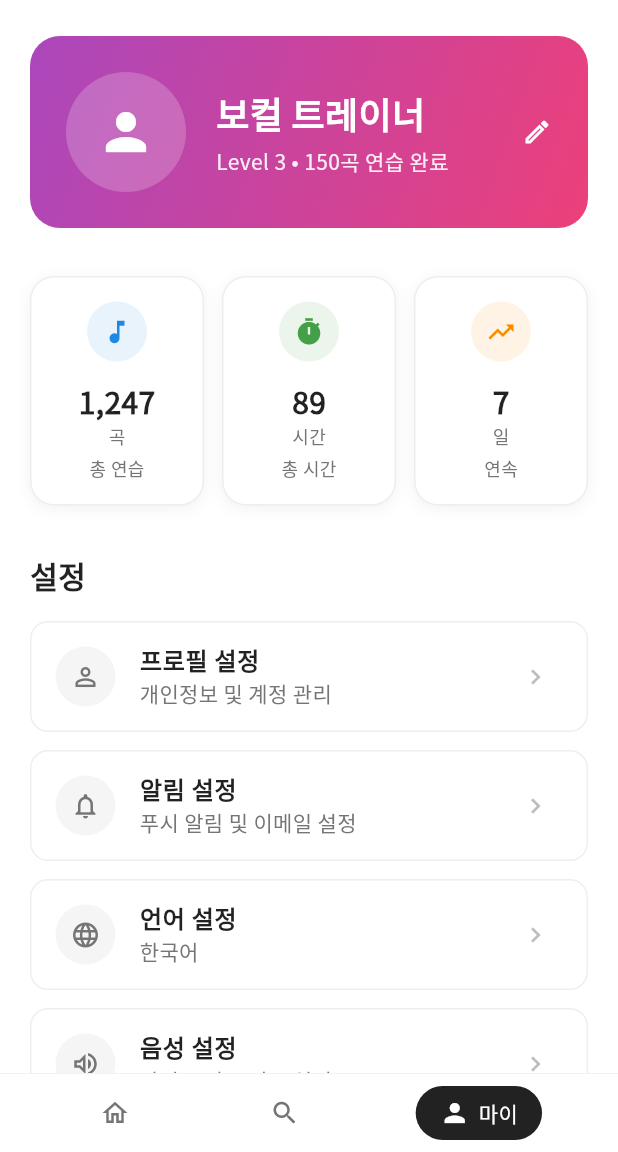
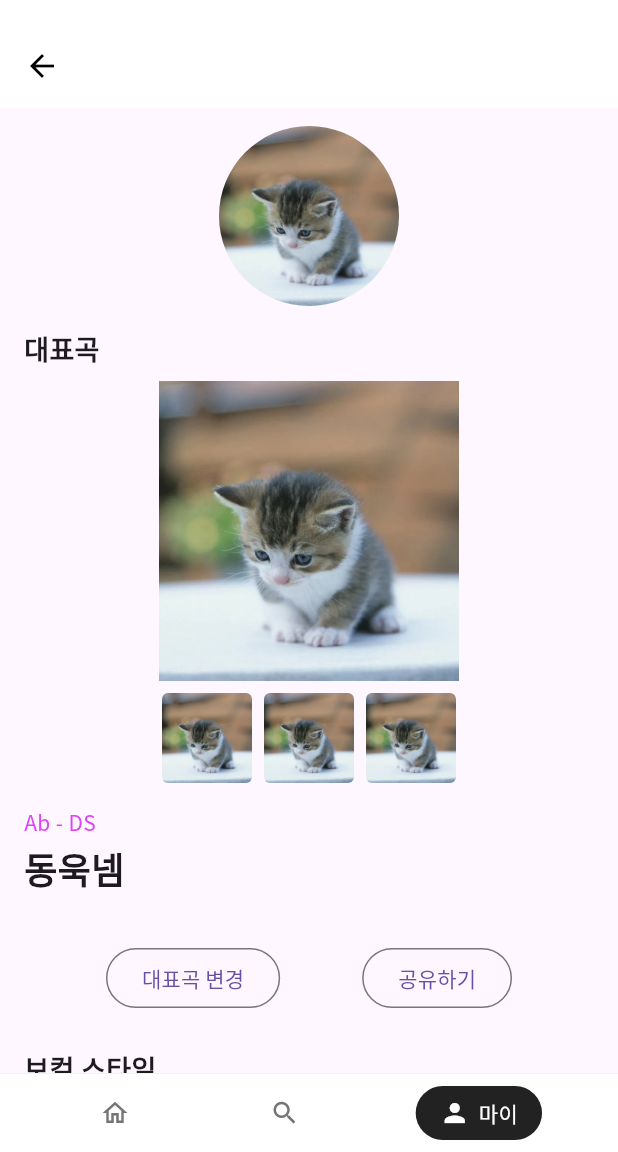
Before and after one commit to kennyHyunSeokCho/VoiceTrainAI, a Flutter app: the screen it shows after launch, after a tap on "Login", after a tap on the "person outline" icon, on a phone screen of 412 x 824 dp, the part 84-1236 px from its top. Run offline on Flutter 3.47's test engine with Material 3 defaults, Android fonts, the phone set to English and light mode, and no system bars; our stand-ins replace audioplayers, flutter_svg, google_fonts, permission_handler; missing offline and left inert: dart:html, record.

```diff
--- /dev/null
+++ b/frontend/devtools_options.yaml
@@ -0,0 +1,3 @@
+description: This file stores settings for Dart & Flutter DevTools.
+documentation: https://docs.flutter.dev/tools/devtools/extensions#configure-extension-enablement-states
+extensions:
--- a/frontend/flutter/lib/pages/home.dart
+++ b/frontend/flutter/lib/pages/home.dart
@@ -42,10 +42,7 @@ class HomePage extends StatelessWidget {
               gradient: LinearGradient(
                 begin: Alignment.topLeft,
                 end: Alignment.bottomRight,
-                colors: [
-                  Colors.purple[400]!,
-                  Colors.pink[400]!,
-                ],
+                colors: [Colors.purple[400]!, Colors.pink[400]!],
               ),
             ),
             child: Stack(
@@ -117,7 +114,7 @@ class HomePage extends StatelessWidget {
           ),
           const SizedBox(height: 12),
           SizedBox(
-            height: 140,
+            height: 170,
             child: ListView(
               scrollDirection: Axis.horizontal,
               children: [
@@ -177,7 +174,7 @@ class HomePage extends StatelessWidget {
           ),
           const SizedBox(height: 12),
           SizedBox(
-            height: 200,
+            height: 220, // 넉넉하게! (새로운 곡과 동일)
             child: ListView(
               scrollDirection: Axis.horizontal,
               children: [
@@ -276,7 +273,9 @@ class HomePage extends StatelessWidget {
                 LinearProgressIndicator(
                   value: 0.85,
                   backgroundColor: Colors.grey[300],
-                  valueColor: AlwaysStoppedAnimation<Color>(Colors.purple[600]!),
+                  valueColor: AlwaysStoppedAnimation<Color>(
+                    Colors.purple[600]!,
+                  ),
                 ),
               ],
             ),
@@ -308,7 +307,7 @@ class HomePage extends StatelessWidget {
           ),
           const SizedBox(height: 12),
           SizedBox(
-            height: 200,
+            height: 220, // 넉넉하게!
             child: ListView(
               scrollDirection: Axis.horizontal,
               children: [
@@ -379,11 +378,7 @@ class LevelCard extends StatelessWidget {
                 color: iconColor.withOpacity(0.1),
                 borderRadius: BorderRadius.circular(20),
               ),
-              child: Icon(
-                Icons.music_note,
-                color: iconColor,
-                size: 20,
-              ),
+              child: Icon(Icons.music_note, color: iconColor, size: 20),
             ),
             SizedBox(height: 12),
             Text(
@@ -397,10 +392,7 @@ class LevelCard extends StatelessWidget {
             SizedBox(height: 4),
             Text(
               subtitle,
-              style: TextStyle(
-                fontSize: 12,
-                color: Colors.grey[600],
-              ),
+              style: TextStyle(fontSize: 12, color: Colors.grey[600]),
             ),
             Spacer(),
             Row(
--- a/frontend/flutter/lib/pages/mypage.dart
+++ b/frontend/flutter/lib/pages/mypage.dart
@@ -1,336 +1,250 @@
 import 'package:flutter/material.dart';
 
 class MyPage extends StatelessWidget {
+  const MyPage({super.key});
+
   @override
   Widget build(BuildContext context) {
-    return SingleChildScrollView(
-      padding: EdgeInsets.symmetric(horizontal: 20),
+    return Scaffold(
+      appBar: AppBar(
+        leading: BackButton(color: Colors.black),
+        backgroundColor: Colors.white,
+        elevation: 0,
+      ),
+      body: SafeArea(
+        child: SingleChildScrollView(
+          padding: const EdgeInsets.symmetric(horizontal: 16, vertical: 12),
           child: Column(
             crossAxisAlignment: CrossAxisAlignment.start,
             children: [
-          SizedBox(height: 8),
-
-          // 프로필 섹션
-          Container(
-            padding: EdgeInsets.all(24),
-            decoration: BoxDecoration(
-              gradient: LinearGradient(
-                begin: Alignment.topLeft,
-                end: Alignment.bottomRight,
-                colors: [
-                  Colors.purple[400]!,
-                  Colors.pink[400]!,
-                ],
-              ),
-              borderRadius: BorderRadius.circular(20),
-            ),
-            child: Row(
-              children: [
-                Container(
-                  width: 80,
-                  height: 80,
-                  decoration: BoxDecoration(
-                    color: Colors.white.withOpacity(0.2),
-                    borderRadius: BorderRadius.circular(40),
-                  ),
-                  child: Icon(
-                    Icons.person,
-                    color: Colors.white,
-                    size: 40,
+              // Profile image
+              Center(
+                child: ClipOval(
+                  child: Image.asset(
+                    'assets/images/cat.webp',
+                    width: 120,
+                    height: 120,
+                    fit: BoxFit.cover,
                   ),
                 ),
-                SizedBox(width: 20),
-                Expanded(
+              ),
+              const SizedBox(height: 16),
+
+              // 대표곡 섹션
+              const Text(
+                '대표곡',
+                style: TextStyle(fontSize: 18, fontWeight: FontWeight.bold),
+              ),
+              const SizedBox(height: 8),
+              Center(
                 child: Column(
-                    crossAxisAlignment: CrossAxisAlignment.start,
                   children: [
-                      Text(
-                        '보컬 트레이너',
-                        style: TextStyle(
-                          fontSize: 24,
-                          fontWeight: FontWeight.w600,
-                          color: Colors.white,
+                    Image.asset(
+                      'assets/images/cat.webp',
+                      width: 200,
+                      height: 200,
+                      fit: BoxFit.cover,
                     ),
-                      ),
-                      SizedBox(height: 4),
-                      Text(
-                        'Level 3 • 150곡 연습 완료',
-                        style: TextStyle(
-                          fontSize: 14,
-                          color: Colors.white.withOpacity(0.9),
-                        ),
+                    const SizedBox(height: 8),
+                    Row(
+                      mainAxisAlignment: MainAxisAlignment.center,
+                      children: [
+                        _smallCover(),
+                        const SizedBox(width: 8),
+                        _smallCover(),
+                        const SizedBox(width: 8),
+                        _smallCover(),
+                      ],
                     ),
                   ],
                 ),
               ),
-                Icon(
-                  Icons.edit_outlined,
-                  color: Colors.white,
-                  size: 20,
+              const SizedBox(height: 16),
+
+              // 사용자 정보
+              const Text(
+                'Ab - DS',
+                style: TextStyle(color: Colors.purpleAccent),
               ),
+              const SizedBox(height: 4),
+              const Text(
+                '동욱넴',
+                style: TextStyle(fontSize: 24, fontWeight: FontWeight.bold),
+              ),
+              const SizedBox(height: 16),
+
+              const SizedBox(height: 16),
+              Row(
+                mainAxisAlignment: MainAxisAlignment.spaceEvenly,
+                children: [
+                  OutlinedButton(
+                    onPressed: () {
+                      // TODO : 대표곡 변경 기능 추가
+                    },
+                    child: const Text('대표곡 변경'),
+                  ),
+                  OutlinedButton(
+                    onPressed: () {
+                      // TODO : 공유하기? 넣을거임?
+                    },
+                    child: const Text('공유하기'),
+                  ),
+                ],
+              ),
+              const SizedBox(height: 24),
+
+              // 보컬 스타일
+              const Text(
+                '보컬 스타일',
+                style: TextStyle(fontSize: 18, fontWeight: FontWeight.bold),
+              ),
+              const SizedBox(height: 8),
+              Wrap(
+                spacing: 8,
+                runSpacing: 8,
+                children: const [
+                  Chip(label: Text('#맑은톤')),
+                  Chip(label: Text('#마이웨이톤')),
+                  Chip(label: Text('#감성보컬')),
+                ],
+              ),
+
+              const SizedBox(height: 24),
+              // Cover Song 섹션
+              const Text(
+                'Cover Song',
+                style: TextStyle(fontSize: 18, fontWeight: FontWeight.bold),
+              ),
+              const SizedBox(height: 8),
+              SizedBox(
+                height: 150,
+                child: ListView(
+                  scrollDirection: Axis.horizontal,
+                  children: [
+                    _songTile('Drowning'),
+                    const SizedBox(width: 12),
+                    _songTile('Never Ending'),
+                    const SizedBox(width: 12),
+                    _songTile('Another Song'),
                   ],
                 ),
               ),
 
-          SizedBox(height: 32),
+              const SizedBox(height: 24),
+              // 점수 변화 그래프
+              const Text(
+                '점수 변화 그래프',
+                style: TextStyle(fontSize: 18, fontWeight: FontWeight.bold),
+              ),
+              const SizedBox(height: 8),
+              Container(
+                height: 200,
+                decoration: BoxDecoration(
+                  color: Colors.grey.shade200,
+                  borderRadius: BorderRadius.circular(8),
+                ),
+                child: const Center(child: Text('Chart Placeholder')),
+              ),
 
-          // 통계 카드들
+              const SizedBox(height: 24),
+              // 점수 박스
               Row(
+                mainAxisAlignment: MainAxisAlignment.spaceEvenly,
                 children: [
-              Expanded(
-                child: _buildStatCard(
-                  icon: Icons.music_note,
-                  title: '총 연습',
-                  value: '1,247',
-                  unit: '곡',
-                  color: Colors.blue[600]!,
-                ),
-              ),
-              SizedBox(width: 12),
-              Expanded(
-                child: _buildStatCard(
-                  icon: Icons.timer,
-                  title: '총 시간',
-                  value: '89',
-                  unit: '시간',
-                  color: Colors.green[600]!,
-                ),
-              ),
-              SizedBox(width: 12),
-              Expanded(
-                child: _buildStatCard(
-                  icon: Icons.trending_up,
-                  title: '연속',
-                  value: '7',
-                  unit: '일',
-                  color: Colors.orange[600]!,
-                ),
-              ),
+                  _scoreBox('호흡', '62'),
+                  _scoreBox('리듬', '65'),
+                  _scoreBox('발음', '58'),
                 ],
               ),
 
-          SizedBox(height: 32),
-
-          // 메뉴 섹션
-          Text(
-            '설정',
-            style: TextStyle(
-              fontSize: 20,
-              fontWeight: FontWeight.w600,
-              color: Colors.black87,
+              const SizedBox(height: 24),
+              // 분석 요약
+              const Text(
+                '분석 요약',
+                style: TextStyle(fontSize: 18, fontWeight: FontWeight.bold),
               ),
-          ),
-          SizedBox(height: 16),
-
-          _buildMenuItem(
-            icon: Icons.person_outline,
-            title: '프로필 설정',
-            subtitle: '개인정보 및 계정 관리',
-            onTap: () {},
-          ),
-          _buildMenuItem(
-            icon: Icons.notifications_outlined,
-            title: '알림 설정',
-            subtitle: '푸시 알림 및 이메일 설정',
-            onTap: () {},
-          ),
-          _buildMenuItem(
-            icon: Icons.language_outlined,
-            title: '언어 설정',
-            subtitle: '한국어',
-            onTap: () {},
-          ),
-          _buildMenuItem(
-            icon: Icons.volume_up_outlined,
-            title: '음성 설정',
-            subtitle: '마이크 및 오디오 설정',
-            onTap: () {},
+              const SizedBox(height: 8),
+              const Text(
+                '• 12월에 확실한 톤을 유지했음\n'
+                '• 일정 구간에서 목소리가 불안정하게 떨림',
               ),
 
-          SizedBox(height: 24),
-
-          Text(
-            '지원',
-            style: TextStyle(
-              fontSize: 20,
-              fontWeight: FontWeight.w600,
-              color: Colors.black87,
+              const SizedBox(height: 24),
+              // 다음 연습 제안
+              const Text(
+                '다음 연습 제안',
+                style: TextStyle(fontSize: 18, fontWeight: FontWeight.bold),
               ),
-          ),
-          SizedBox(height: 16),
-
-          _buildMenuItem(
-            icon: Icons.help_outline,
-            title: '도움말',
-            subtitle: '자주 묻는 질문',
-            onTap: () {},
-          ),
-          _buildMenuItem(
-            icon: Icons.feedback_outlined,
-            title: '피드백',
-            subtitle: '의견 및 버그 신고',
-            onTap: () {},
-          ),
-          _buildMenuItem(
-            icon: Icons.info_outline,
-            title: '앱 정보',
-            subtitle: '버전 1.0.0',
-            onTap: () {},
+              const SizedBox(height: 8),
+              const Text(
+                '• 중음 위주의 목소리 강화\n'
+                '• 높은 음역대 도전',
               ),
 
-          SizedBox(height: 24),
-
-          // 로그아웃 버튼
-          Container(
-            width: double.infinity,
-            padding: EdgeInsets.symmetric(vertical: 16),
-            decoration: BoxDecoration(
-              color: Colors.red[50],
-              borderRadius: BorderRadius.circular(12),
-              border: Border.all(color: Colors.red[200]!),
-            ),
-            child: Row(
-              mainAxisAlignment: MainAxisAlignment.center,
-              children: [
-                Icon(
-                  Icons.logout,
-                  color: Colors.red[600],
-                  size: 20,
-                ),
-                SizedBox(width: 8),
-                Text(
-                  '로그아웃',
-                  style: TextStyle(
-                    fontSize: 16,
-                    fontWeight: FontWeight.w600,
-                    color: Colors.red[600],
-                  ),
-                ),
+              const SizedBox(height: 80),
             ],
           ),
         ),
+      ),
+    );
+  }
 
-          SizedBox(height: 32),
+  Widget _smallCover() => ClipRRect(
+    borderRadius: BorderRadius.circular(4),
+    child: Image.asset(
+      'assets/images/cat.webp',
+      width: 60,
+      height: 60,
+      fit: BoxFit.cover,
+    ),
+  );
+
+  Widget _iconLabel(IconData icon, String label) => Column(
+    children: [
+      Icon(icon, size: 28, color: Colors.grey.shade700),
+      const SizedBox(height: 4),
+      Text(label, style: const TextStyle(fontSize: 12)),
+    ],
+  );
+
+  Widget _songTile(String title) => Column(
+    crossAxisAlignment: CrossAxisAlignment.start,
+    children: [
+      ClipRRect(
+        borderRadius: BorderRadius.circular(8),
+        child: Image.asset(
+          'assets/images/cat.webp',
+          width: 100,
+          height: 100,
+          fit: BoxFit.cover,
+        ),
+      ),
+      const SizedBox(height: 4),
+      Text(title, style: const TextStyle(fontSize: 12)),
+    ],
+  );
+
+  Widget _scoreBox(String label, String score) => Container(
+    width: 80,
+    height: 80,
+    decoration: BoxDecoration(
+      border: Border.all(color: Colors.purpleAccent),
+      borderRadius: BorderRadius.circular(8),
+    ),
+    child: Column(
+      mainAxisAlignment: MainAxisAlignment.center,
+      children: [
+        Text(
+          score,
+          style: const TextStyle(
+            fontSize: 24,
+            fontWeight: FontWeight.bold,
+            color: Colors.purpleAccent,
+          ),
+        ),
+        const SizedBox(height: 4),
+        Text(label, style: const TextStyle(fontSize: 12)),
       ],
     ),
   );
 }
-
-  Widget _buildStatCard({
-    required IconData icon,
-    required String title,
-    required String value,
-    required String unit,
-    required Color color,
-  }) {
-    return Container(
-      padding: EdgeInsets.all(16),
-      decoration: BoxDecoration(
-        color: Colors.white,
-        borderRadius: BorderRadius.circular(16),
-        border: Border.all(color: Colors.grey[200]!),
-        boxShadow: [
-          BoxShadow(
-            color: Colors.black.withOpacity(0.05),
-            blurRadius: 8,
-            offset: Offset(0, 2),
-          ),
-        ],
-      ),
-      child: Column(
-        children: [
-          Container(
-            width: 40,
-            height: 40,
-            decoration: BoxDecoration(
-              color: color.withOpacity(0.1),
-              borderRadius: BorderRadius.circular(20),
-            ),
-            child: Icon(
-              icon,
-              color: color,
-              size: 20,
-            ),
-          ),
-          SizedBox(height: 12),
-          Text(
-            value,
-            style: TextStyle(
-              fontSize: 20,
-              fontWeight: FontWeight.w600,
-              color: Colors.black87,
-            ),
-          ),
-          Text(
-            unit,
-            style: TextStyle(
-              fontSize: 12,
-              color: Colors.grey[600],
-            ),
-          ),
-          SizedBox(height: 4),
-          Text(
-            title,
-            style: TextStyle(
-              fontSize: 12,
-              color: Colors.grey[600],
-              fontWeight: FontWeight.w500,
-            ),
-          ),
-        ],
-      ),
-    );
-  }
-
-  Widget _buildMenuItem({
-    required IconData icon,
-    required String title,
-    required String subtitle,
-    required VoidCallback onTap,
-  }) {
-    return Container(
-      margin: EdgeInsets.only(bottom: 12),
-      decoration: BoxDecoration(
-        color: Colors.white,
-        borderRadius: BorderRadius.circular(12),
-        border: Border.all(color: Colors.grey[200]!),
-      ),
-      child: ListTile(
-        leading: Container(
-          width: 40,
-          height: 40,
-          decoration: BoxDecoration(
-            color: Colors.grey[100],
-            borderRadius: BorderRadius.circular(20),
-          ),
-          child: Icon(
-            icon,
-            color: Colors.grey[600],
-            size: 20,
-          ),
-        ),
-        title: Text(
-          title,
-          style: TextStyle(
-            fontSize: 16,
-            fontWeight: FontWeight.w600,
-            color: Colors.black87,
-          ),
-        ),
-        subtitle: Text(
-          subtitle,
-          style: TextStyle(
-            fontSize: 14,
-            color: Colors.grey[600],
-          ),
-        ),
-        trailing: Icon(
-          Icons.chevron_right,
-          color: Colors.grey[400],
-          size: 20,
-        ),
-        onTap: onTap,
-      ),
-    );
-  }
-}
--- a/frontend/flutter/lib/pages/search.dart
+++ b/frontend/flutter/lib/pages/search.dart
@@ -15,10 +15,26 @@ class _SearchPageState extends State<SearchPage> {
 
   // 예시 곡 데이터
   final List<Map<String, String>> songs = [
-    {'title': 'Never Ending Story', 'artist': 'IU', 'image': 'assets/images/iu.webp'},
-    {'title': 'Drowning', 'artist': 'WOODZ', 'image': 'assets/images/no_pain.webp'},
-    {'title': 'FAMOUS', 'artist': 'Allday Project', 'image': 'assets/images/famous.webp'},
-    {'title': 'NO PAIN', 'artist': '실리카겔', 'image': 'assets/images/no_pain.webp'},
+    {
+      'title': 'Never Ending Story',
+      'artist': 'IU',
+      'image': 'assets/images/iu.webp',
+    },
+    {
+      'title': 'Drowning',
+      'artist': 'WOODZ',
+      'image': 'assets/images/no_pain.webp',
+    },
+    {
+      'title': 'FAMOUS',
+      'artist': 'Allday Project',
+      'image': 'assets/images/famous.webp',
+    },
+    {
+      'title': 'NO PAIN',
+      'artist': '실리카겔',
+      'image': 'assets/images/no_pain.webp',
+    },
     {'title': 'Celebrity', 'artist': 'IU', 'image': 'assets/images/iu.webp'},
     {'title': 'Blueming', 'artist': 'IU', 'image': 'assets/images/iu.webp'},
   ];
@@ -29,7 +45,7 @@ class _SearchPageState extends State<SearchPage> {
     return songs.where((song) {
       final query = _searchController.text.toLowerCase();
       return song['title']!.toLowerCase().contains(query) ||
-             song['artist']!.toLowerCase().contains(query);
+          song['artist']!.toLowerCase().contains(query);
     }).toList();
   }
 
@@ -56,17 +72,17 @@ class _SearchPageState extends State<SearchPage> {
               },
               decoration: InputDecoration(
                 hintText: '노래, 아티스트 검색',
-                hintStyle: TextStyle(
-                  color: Colors.grey[500],
-                  fontSize: 16,
-                ),
+                hintStyle: TextStyle(color: Colors.grey[500], fontSize: 16),
                 prefixIcon: Icon(
                   Icons.search,
                   color: Colors.grey[600],
                   size: 20,
                 ),
                 border: InputBorder.none,
-                contentPadding: EdgeInsets.symmetric(horizontal: 20, vertical: 14),
+                contentPadding: EdgeInsets.symmetric(
+                  horizontal: 20,
+                  vertical: 14,
+                ),
               ),
             ),
           ),
@@ -104,7 +120,9 @@ class _SearchPageState extends State<SearchPage> {
                     style: TextStyle(
                       color: isSelected ? Colors.white : Colors.grey[600],
                       fontSize: 14,
-                      fontWeight: isSelected ? FontWeight.w600 : FontWeight.w400,
+                      fontWeight: isSelected
+                          ? FontWeight.w600
+                          : FontWeight.w400,
                     ),
                   ),
                 ),
@@ -133,11 +151,7 @@ class _SearchPageState extends State<SearchPage> {
         child: Column(
           mainAxisAlignment: MainAxisAlignment.center,
           children: [
-            Icon(
-              Icons.search_off,
-              size: 64,
-              color: Colors.grey[400],
-            ),
+            Icon(Icons.search_off, size: 64, color: Colors.grey[400]),
             SizedBox(height: 16),
             Text(
               '검색 결과가 없습니다',
@@ -150,10 +164,7 @@ class _SearchPageState extends State<SearchPage> {
             SizedBox(height: 8),
             Text(
               '다른 키워드로 검색해보세요',
-              style: TextStyle(
-                fontSize: 14,
-                color: Colors.grey[500],
-              ),
+              style: TextStyle(fontSize: 14, color: Colors.grey[500]),
             ),
           ],
         ),
@@ -207,10 +218,7 @@ class _SearchPageState extends State<SearchPage> {
                     SizedBox(height: 4),
                     Text(
                       song['artist']!,
-                      style: TextStyle(
-                        fontSize: 14,
-                        color: Colors.grey[600],
-                      ),
+                      style: TextStyle(fontSize: 14, color: Colors.grey[600]),
                     ),
                   ],
                 ),
@@ -288,7 +296,7 @@ class _SearchPageState extends State<SearchPage> {
             padding: EdgeInsets.symmetric(horizontal: 20),
             gridDelegate: SliverGridDelegateWithFixedCrossAxisCount(
               crossAxisCount: 2,
-              childAspectRatio: 0.8,
+              childAspectRatio: 0.75, // SongCard(정사각형+텍스트+padding) 비율에 맞게 조정
               crossAxisSpacing: 12,
               mainAxisSpacing: 16,
             ),
--- a/frontend/flutter/lib/widgets/song_card.dart
+++ b/frontend/flutter/lib/widgets/song_card.dart
@@ -27,12 +27,13 @@ class SongCard extends StatelessWidget {
       child: Container(
         width: 160,
         child: Column(
+          mainAxisSize: MainAxisSize.min, // 추가!
           crossAxisAlignment: CrossAxisAlignment.start,
           children: [
             // 앨범커버
-            Container(
-              width: 160,
-              height: 160,
+            AspectRatio(
+              aspectRatio: 1,
+              child: Container(
                 decoration: BoxDecoration(
                   borderRadius: BorderRadius.circular(12),
                   boxShadow: [
@@ -47,13 +48,9 @@ class SongCard extends StatelessWidget {
                   borderRadius: BorderRadius.circular(12),
                   child: Image.asset(
                     imagePath,
-                  width: 160,
-                  height: 160,
                     fit: BoxFit.cover,
                     errorBuilder: (context, error, stack) {
                       return Container(
-                      width: 160,
-                      height: 160,
                         decoration: BoxDecoration(
                           color: Colors.grey[200],
                           borderRadius: BorderRadius.circular(12),
@@ -68,9 +65,9 @@ class SongCard extends StatelessWidget {
                   ),
                 ),
               ),
+            ),
 
-            const SizedBox(height: 12),
-
+            const SizedBox(height: 8), // 12 → 8로 줄여도 충분
             // 곡 제목
             Text(
               title,
@@ -84,8 +81,7 @@ class SongCard extends StatelessWidget {
               ),
             ),
 
-            const SizedBox(height: 4),
-
+            const SizedBox(height: 2), // 4 → 2로 줄임
             // 아티스트
             Text(
               artist,
```
Lines whose indentation alone changed are shown as unchanged.
